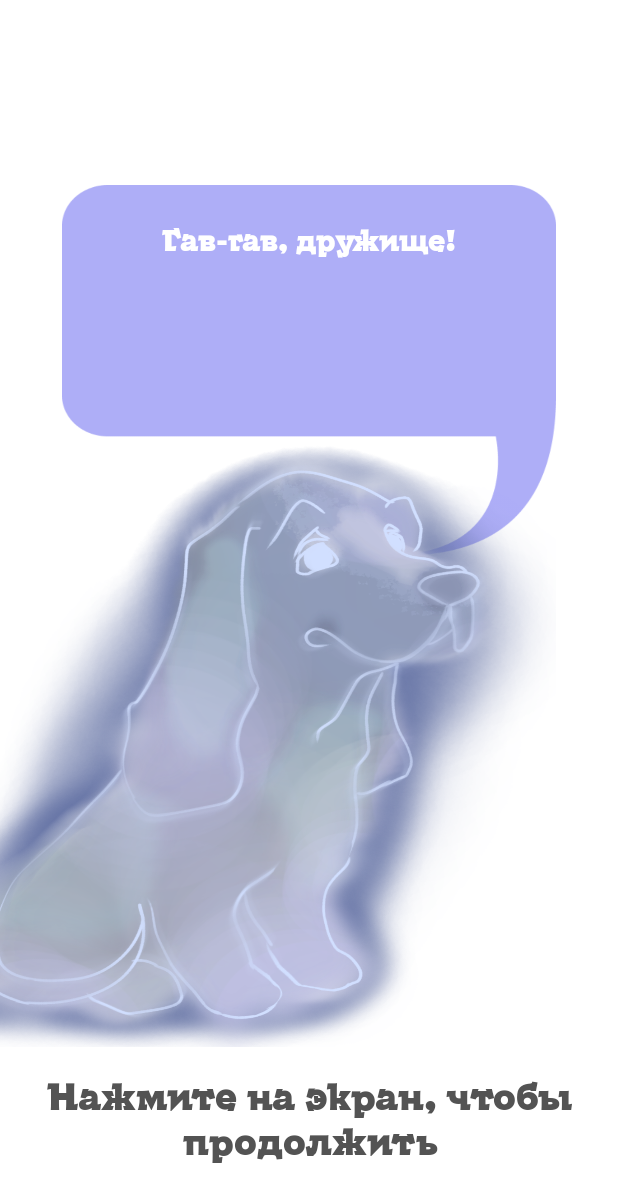
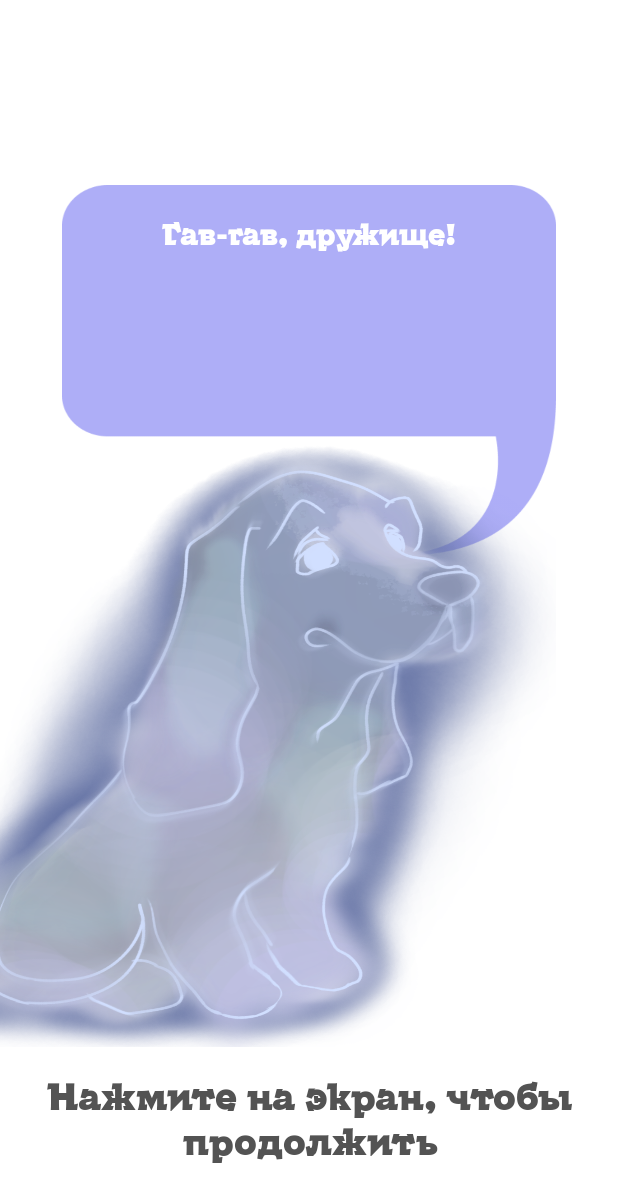
Before and after one commit to tichdog/intensiv2025, an Android app: the screen it shows after launch (Zastavka), on a phone screen of 412 x 824 dp. Shown: the top 1202 px of the screen. Run offline under Robolectric (Android 15) with nearby library versions, the light colour scheme and no system bars; our stand-ins replace CircleImageView.

Commit message:
текст

```diff
--- a/AndroidStudioProj/app/src/main/res/layout/zast_layout.xml
+++ b/AndroidStudioProj/app/src/main/res/layout/zast_layout.xml
@@ -59,8 +59,8 @@
             android:textAppearance="@style/zast_text_upper"
             android:gravity="top|center_horizontal"
             android:fontFamily="@font/kyivtypetitling1"
-            android:lineHeight="20sp"
-            android:padding="8dp"
+            android:lineHeight="18sp"
+            android:padding="4dp"
             android:scrollbars="vertical"
             android:overScrollMode="never"/>
     </FrameLayout>
```
